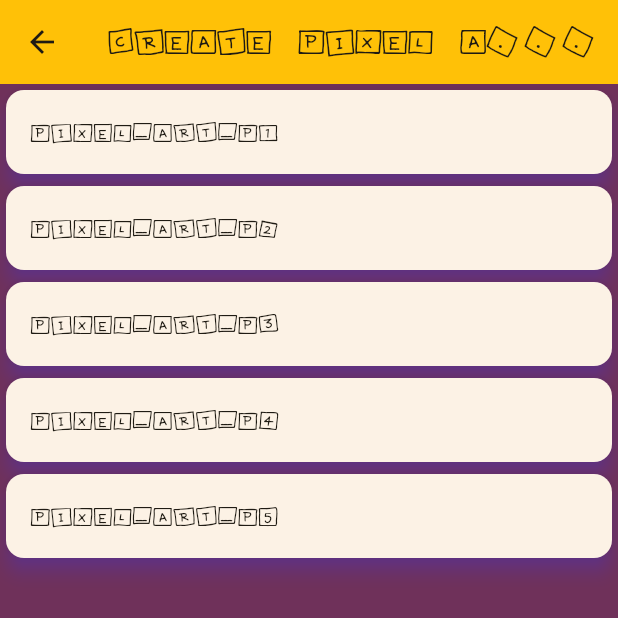
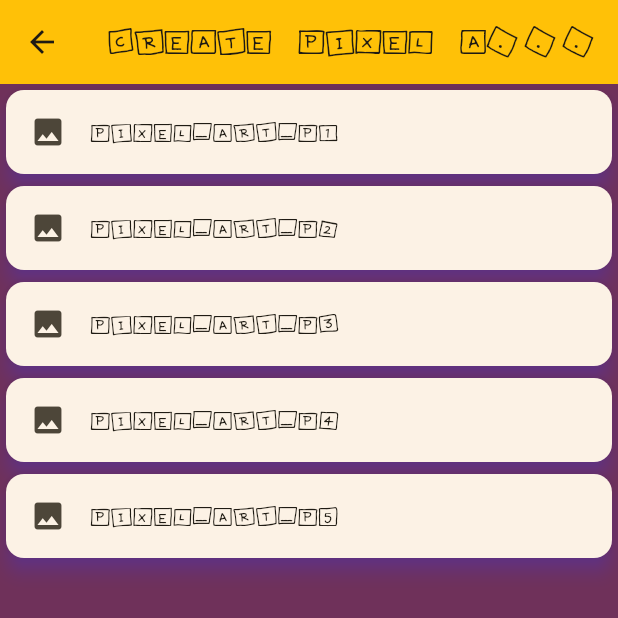
Before and after one commit to iondrw/3479A321_2023479004, a Flutter app: the screen it shows after launch, after a tap on the "create" icon, on a phone screen of 412 x 824 dp, the top half of it. Run offline on Flutter 3.47's test engine with Material 3 defaults, Android fonts, the phone set to English and light mode, and no system bars; our stand-ins replace logger.

Commit message:
Layouts merge

```diff
--- a/lib/main.dart
+++ b/lib/main.dart
@@ -1,8 +1,5 @@
 import 'package:flutter/material.dart';
 import 'package:flutter_application_lab2/pages/my_home_page.dart';
-import 'package:flutter_application_lab2/pages/list_art.dart';
-import 'package:flutter_application_lab2/pages/list_creation.dart';
-import 'package:flutter_application_lab2/pages/about.dart';
 import 'package:logger/logger.dart';
 
 void main() {
--- a/lib/pages/about.dart
+++ b/lib/pages/about.dart
@@ -1,6 +1,8 @@
 import 'package:flutter/material.dart';
 
 class AboutScreen extends StatelessWidget {
+  const AboutScreen({super.key});
+
   @override
   Widget build(BuildContext context) {
     return Scaffold(
--- a/lib/pages/list_creation.dart
+++ b/lib/pages/list_creation.dart
@@ -2,6 +2,8 @@ import 'package:flutter/material.dart';
 import 'package:flutter_application_lab2/pages/list_art.dart';
 
 class ListCreationScreen extends StatelessWidget {
+  const ListCreationScreen({super.key});
+
   @override
   Widget build(BuildContext context) {
     return Scaffold(
@@ -15,9 +17,12 @@ class ListCreationScreen extends StatelessWidget {
           itemCount: elements.length,
           itemBuilder: (context, index) {
             return Card(
-              child: ListTile(title: Text(elements[index])),
               shadowColor: Colors.deepPurpleAccent,
               elevation: 5,
+              child: ListTile(
+                leading: Icon(Icons.image),
+                title: Text(elements[index]),
+              ),
             );
           },
         ),
--- a/lib/pages/my_home_page.dart
+++ b/lib/pages/my_home_page.dart
@@ -47,6 +47,7 @@ class _MyHomePageState extends State<MyHomePage> {
   @override
   Widget build(BuildContext context) {
     return Scaffold(
+      extendBodyBehindAppBar: true,
       appBar: AppBar(
         backgroundColor: _appColor,
         title: Text(widget.title),
```
Also changed, not shown: lib/pages/list_art.dart (+6 -1 lines), 1 other file.
